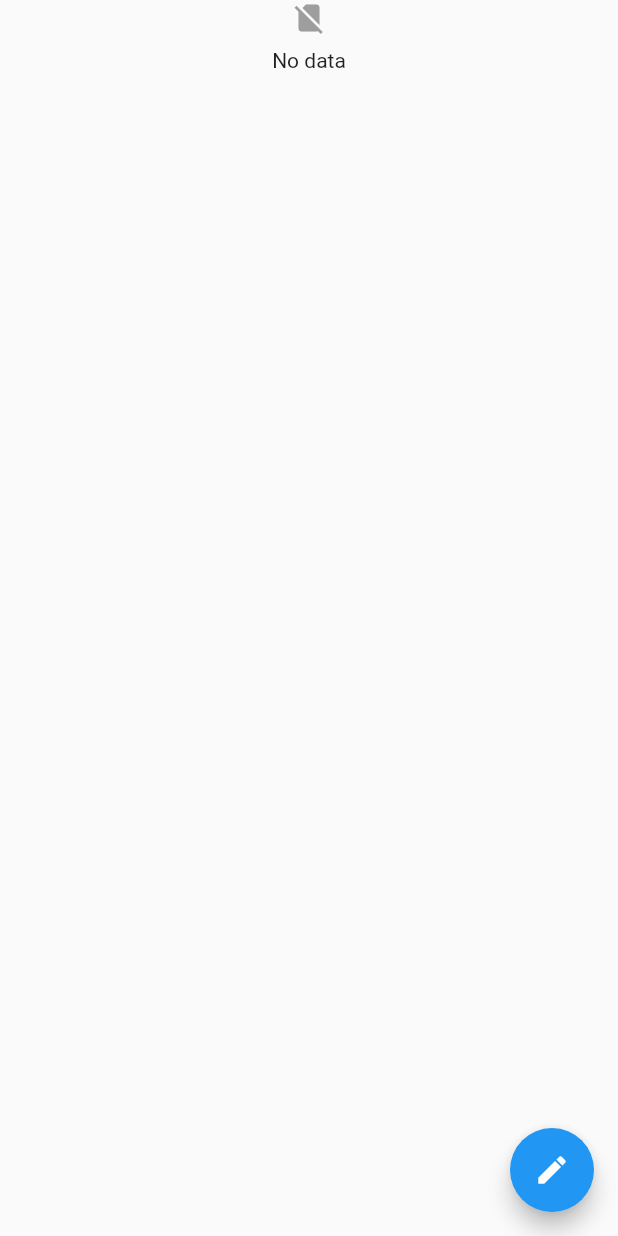
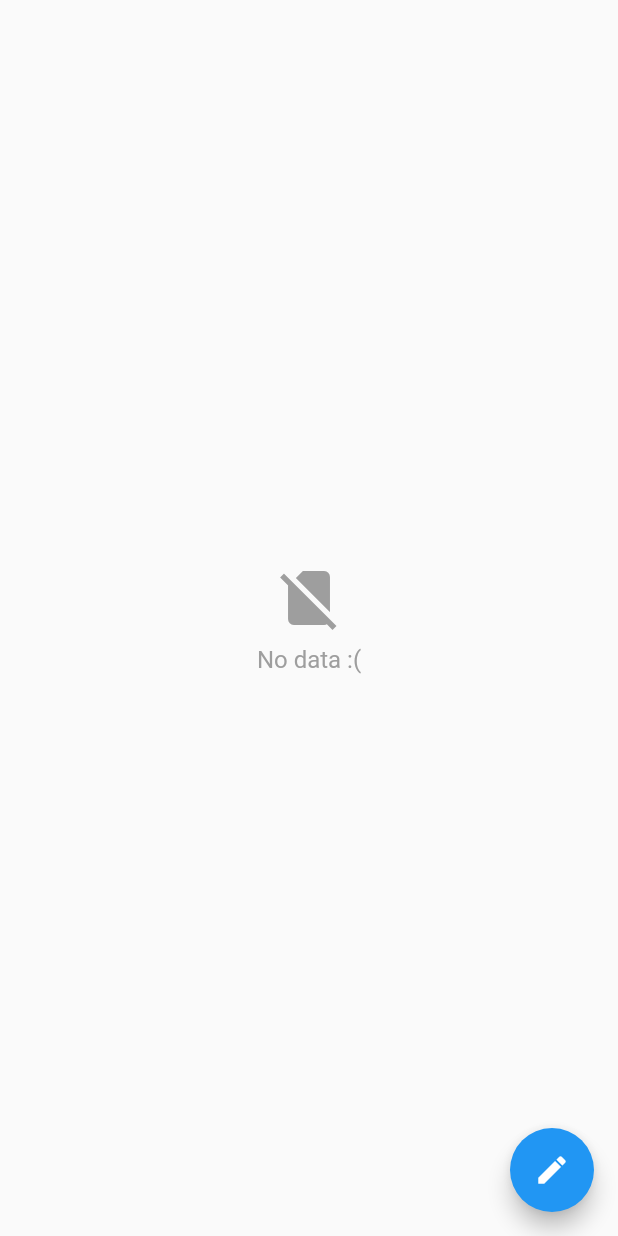
Before and after one commit to choisc91/daily_essay, a Flutter app: the screen it shows after launch, on a phone screen of 412 x 824 dp. Run offline on Flutter 3.47's test engine with Material 2 defaults, Android fonts, the phone set to English and light mode, and no system bars; our stand-ins replace freezed_annotation, image_picker, sqflite; accounts and stored records are empty.

Commit message:
fix : empy screen 에서 위젯들이 가운데로 오지않는 현상 수정 fix : debug banner delete feat : 사진 관련 기능 use case 추가 및 id 에 관련 코드 명시

```diff
--- a/lib/data/repository/picture_repository_impl.dart
+++ b/lib/data/repository/picture_repository_impl.dart
@@ -9,7 +9,7 @@ class PictureRepositoryImpl implements PictureRepository {
   PictureRepositoryImpl(this.pickupPicture);
 
   @override
-  Future<XFile?> getCameraPicture() async {
+  Future<XFile?> getShootPicture() async {
     return await pickupPicture.getCameraPicture();
   }
 
--- a/lib/domain/repository/picture_repository.dart
+++ b/lib/domain/repository/picture_repository.dart
@@ -2,7 +2,7 @@ import 'package:image_picker/image_picker.dart';
 
 abstract class PictureRepository {
   //
-  Future<XFile?> getCameraPicture();
+  Future<XFile?> getShootPicture();
 
   Future<XFile?> getGalleryPicture();
 }
--- a/lib/domain/use_case/essay_use_cases.dart
+++ b/lib/domain/use_case/essay_use_cases.dart
@@ -5,6 +5,7 @@ import 'package:daily_essay/domain/use_case/essay/insert_essay_use_case.dart';
 import 'package:daily_essay/domain/use_case/essay/update_essay_use_case.dart';
 
 class EssayUseCases {
+  //
   final GetEssayUseCase getEssay;
   final GetEssaysUseCase getEssays;
   final InsertEssayUseCase insertEssay;
--- a/lib/main.dart
+++ b/lib/main.dart
@@ -20,6 +20,7 @@ class MyApp extends StatelessWidget {
   @override
   Widget build(BuildContext context) {
     return MaterialApp(
+      debugShowCheckedModeBanner: false,
       title: 'Daily essay',
       theme: ThemeData(
         primarySwatch: Colors.blue,
--- a/lib/presentation/home/components/empty_screen.dart
+++ b/lib/presentation/home/components/empty_screen.dart
@@ -8,10 +8,21 @@ class EmptyScreen extends StatelessWidget {
     return Container(
       alignment: Alignment.center,
       child: Column(
+        mainAxisAlignment: MainAxisAlignment.center,
         children: const [
-          Icon(Icons.no_sim, color: Colors.grey),
+          Icon(
+            Icons.no_sim,
+            color: Colors.grey,
+            size: 48.0,
+          ),
           SizedBox(height: 8.0),
-          Text('No data'),
+          Text(
+            'No data :(',
+            style: TextStyle(
+              color: Colors.grey,
+              fontSize: 16.0,
+            ),
+          ),
         ],
       ),
     );
--- a/lib/presentation/home/home_view_model.dart
+++ b/lib/presentation/home/home_view_model.dart
@@ -13,6 +13,4 @@ class HomeViewModel with ChangeNotifier {
   );
 
   HomeState get state => _state;
-
-
 }
```
Also changed, not shown: lib/di/provider_setup.dart (+22 -6 lines), lib/domain/use_case/picture/get_gallery_picture_use_case.dart (added, +12 -0 lines), lib/domain/use_case/picture/get_shoot_picture_use_case.dart (added, +11 -0 lines), lib/domain/use_case/picture_use_cases.dart (added, +13 -0 lines).
